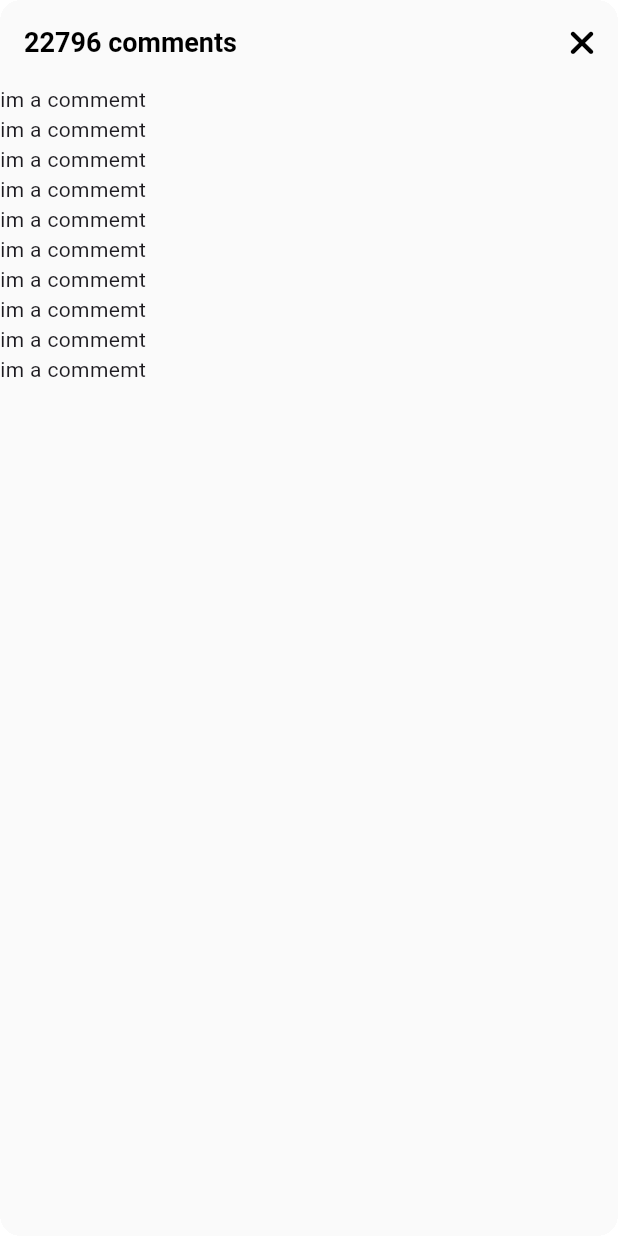
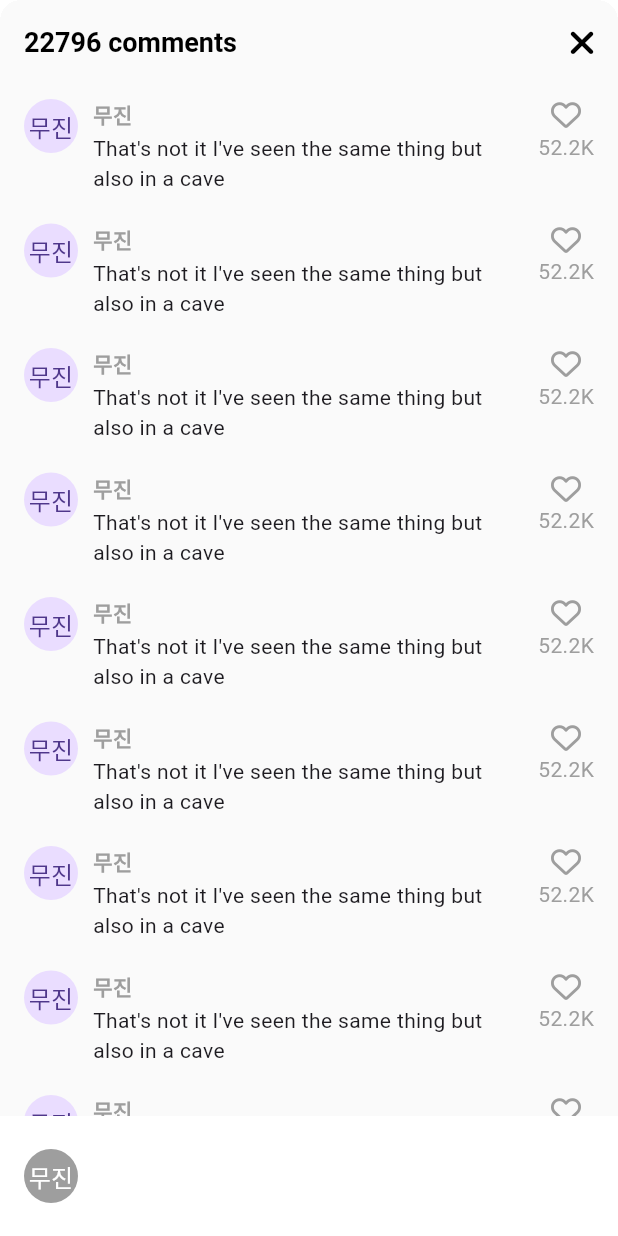
Before and after one commit to mujinChung/tiktok_clone, a Flutter app: the VideoComments screen opened directly, on a phone screen of 412 x 824 dp. Run offline on Flutter 3.47's test engine with Material 3 defaults, Android fonts, the phone set to English and light mode, and no system bars; our stand-ins replace font_awesome_flutter, video_player, visibility_detector; missing offline and left inert: dart:ffi; network calls fail.

Commit message:
#8.1 Comments
- Listview.seperated → List 사이에 공간이 필요할때.
    - separatorBuilder: (context, index) => Gaps.v10 → 공간 10 두기.

```diff
--- a/lib/screens/features/videos/widgets/video_comments.dart
+++ b/lib/screens/features/videos/widgets/video_comments.dart
@@ -1,5 +1,6 @@
 import 'package:flutter/material.dart';
 import 'package:font_awesome_flutter/font_awesome_flutter.dart';
+import 'package:tiktok_clone/constants/gaps.dart';
 import 'package:tiktok_clone/constants/sizes.dart';
 
 class VideoComments extends StatefulWidget {
@@ -36,10 +37,70 @@ class _VideoCommentsState extends State<VideoComments> {
             ),
           ],
         ),
-        body: ListView.builder(
+        body: ListView.separated(
+          padding: const EdgeInsets.symmetric(
+            vertical: Sizes.size10,
+            horizontal: Sizes.size16,
+          ),
+          separatorBuilder: (context, index) => Gaps.v20,
           itemCount: 10,
-          itemBuilder: (context, index) => Container(
-            child: const Text("im a commemt"),
+          itemBuilder: (context, index) => Row(
+            crossAxisAlignment: CrossAxisAlignment.start,
+            children: [
+              const CircleAvatar(
+                radius: 18,
+                child: Text("무진"),
+              ),
+              Gaps.h10,
+              Expanded(
+                child: Column(
+                  crossAxisAlignment: CrossAxisAlignment.start,
+                  children: [
+                    Text(
+                      "무진",
+                      style: TextStyle(
+                        fontWeight: FontWeight.bold,
+                        fontSize: Sizes.size14,
+                        color: Colors.grey.shade500,
+                      ),
+                    ),
+                    Gaps.v3,
+                    const Text(
+                        "That's not it I've seen the same thing but also in a cave")
+                  ],
+                ),
+              ),
+              Gaps.h10,
+              Column(
+                children: [
+                  FaIcon(
+                    FontAwesomeIcons.heart,
+                    size: Sizes.size20,
+                    color: Colors.grey.shade500,
+                  ),
+                  Gaps.v2,
+                  Text(
+                    '52.2K',
+                    style: TextStyle(
+                      color: Colors.grey.shade500,
+                    ),
+                  ),
+                ],
+              ),
+            ],
+          ),
+        ),
+        bottomNavigationBar: BottomAppBar(
+          color: Colors.white,
+          child: Row(
+            children: [
+              CircleAvatar(
+                radius: 18,
+                backgroundColor: Colors.grey.shade500,
+                foregroundColor: Colors.white,
+                child: const Text("무진"),
+              )
+            ],
           ),
         ),
       ),
```
